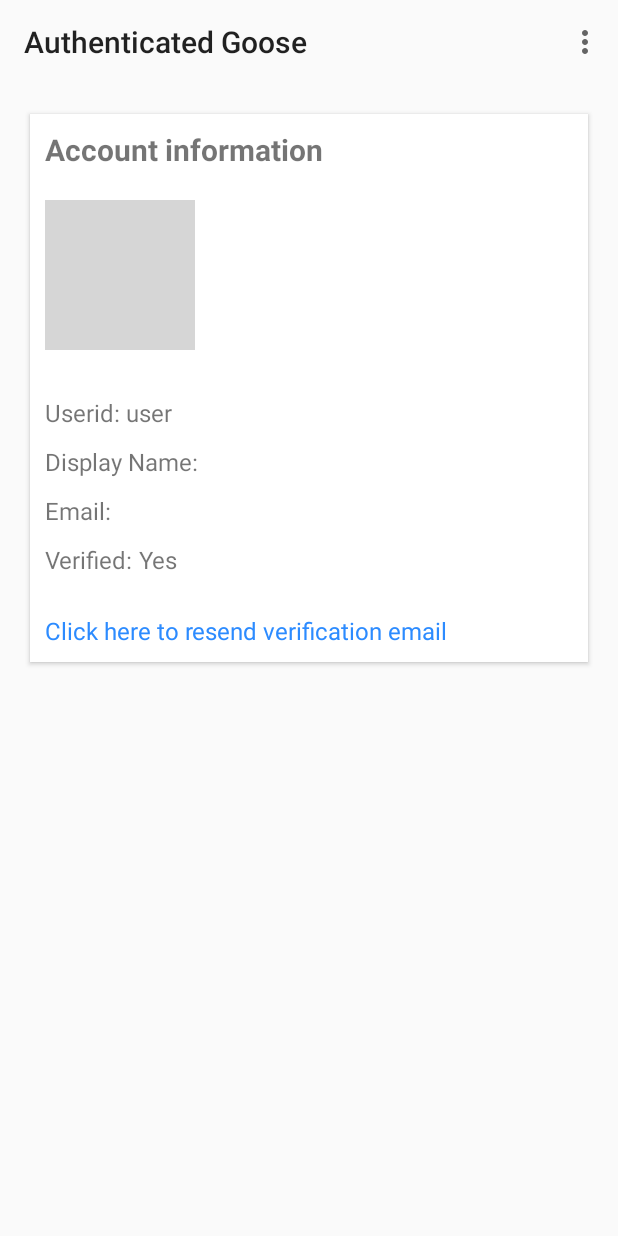
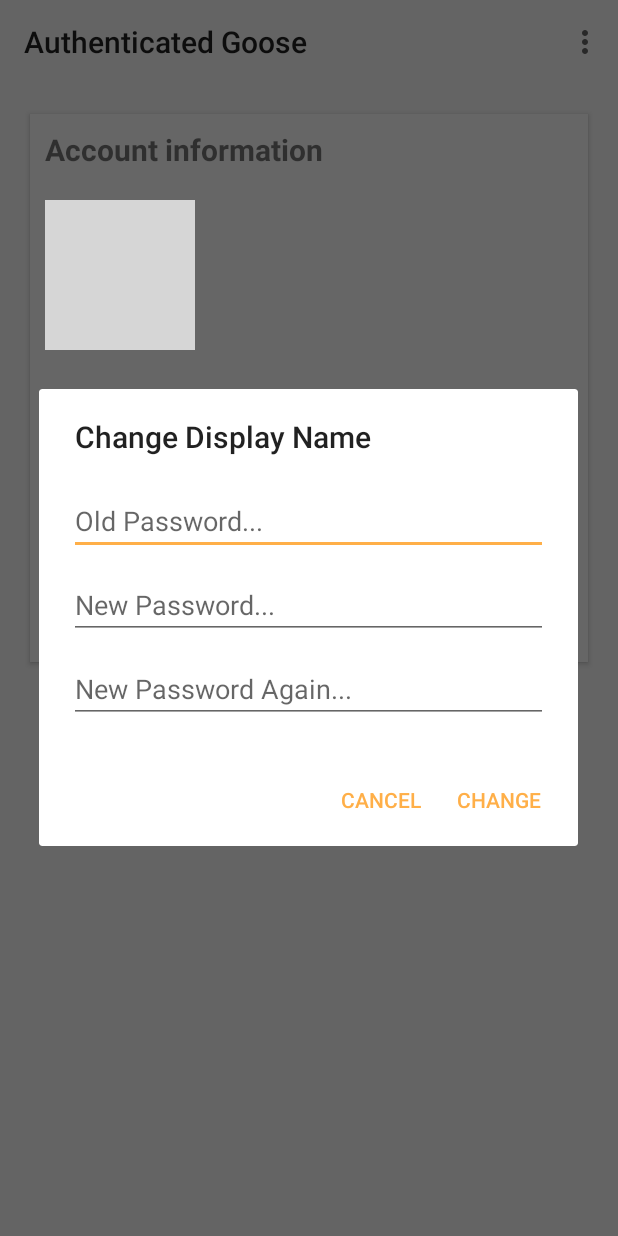
Before and after one commit to frogitecture/Authenticated-Goose, an Android app: the screen it shows after launch once a user with an empty profile is signed in (MainActivity), in the options menu, after a tap on "Change Password", on a phone screen of 412 x 824 dp. Run offline under Robolectric (Android 15) with nearby library versions, the phone set to English and light mode, and no system bars; our stand-ins replace Firebase (no records; nobody signed in at launch, a user with empty details on screens opened directly); grey boxes are pictures that could not be loaded.

Commit message:
implemented the menu options

```diff
--- /dev/null
+++ b/app/src/main/java/com/hallucind/authenticatedgoosetest/DialogFragments/ChangePasswordDialog.java
@@ -0,0 +1,68 @@
+package com.hallucind.authenticatedgoosetest.DialogFragments;
+
+import android.app.Dialog;
+import android.content.Context;
+import android.content.DialogInterface;
+import android.os.Bundle;
+import android.view.LayoutInflater;
+import android.view.View;
+import android.widget.EditText;
+import android.widget.Toast;
+
+import com.hallucind.authenticatedgoosetest.R;
+
+import androidx.appcompat.app.AlertDialog;
+import androidx.fragment.app.DialogFragment;
+
+public class ChangePasswordDialog extends DialogFragment {
+
+    public interface ChangePasswordListener {
+        void onChangePassword(String oldPassword, String newPassword);
+    }
+
+    public ChangePasswordListener listener;
+
+    @Override
+    public Dialog onCreateDialog(Bundle savedInstanceState) {
+        AlertDialog.Builder builder = new AlertDialog.Builder(getActivity());
+
+        LayoutInflater inflater = requireActivity().getLayoutInflater();
+
+        View view = inflater.inflate(R.layout.dialog_change_password, null);
+        final EditText oldPasswordTxt = view.findViewById(R.id.old_password_txt);
+        final EditText newPasswordTxt = view.findViewById(R.id.new_password_txt);
+        final EditText newPasswordAgainTxt = view.findViewById(R.id.new_password_again_txt);
+
+        builder.setView(view)
+                .setTitle("Change Display Name")
+                .setPositiveButton("Change", new DialogInterface.OnClickListener() {
+                    public void onClick(DialogInterface dialog, int id) {
+                        String oldPassword = oldPasswordTxt.getText().toString();
+                        String newPassword = newPasswordTxt.getText().toString();
+                        String newPasswordAgain = newPasswordAgainTxt.getText().toString();
+
+                        if (newPassword.equals(newPasswordAgain)) {
+                            listener.onChangePassword(oldPassword, newPassword);
+                        } else {
+                            Toast.makeText(getActivity(), "Passwords don't match", Toast.LENGTH_LONG).show();
+                        }
+                    }
+                })
+                .setNegativeButton("Cancel", new DialogInterface.OnClickListener() {
+                    public void onClick(DialogInterface dialog, int id) {
+                    }
+                });
+        return builder.create();
+    }
+
+    @Override
+    public void onAttach(Context context) {
+        super.onAttach(context);
+
+        try {
+            listener = (ChangePasswordListener) context;
+        } catch (ClassCastException e) {
+            throw new ClassCastException(getActivity().toString() + " must implement the listener you silly goose");
+        }
+    }
+}
--- a/app/src/main/res/layout/activity_main.xml
+++ b/app/src/main/res/layout/activity_main.xml
@@ -79,7 +79,7 @@
                     android:textSize="16sp" />
 
                 <TextView
-                    android:id="@+id/display_name_txt"
+                    android:id="@+id/edittext"
                     android:layout_width="wrap_content"
                     android:layout_height="wrap_content"
                     android:text="John Doe"
--- /dev/null
+++ b/app/src/main/res/layout/dialog_change_password.xml
@@ -0,0 +1,39 @@
+<?xml version="1.0" encoding="utf-8"?>
+<LinearLayout xmlns:android="http://schemas.android.com/apk/res/android"
+    android:layout_width="wrap_content"
+    android:layout_height="wrap_content"
+    android:orientation="vertical">
+
+    <EditText
+        android:id="@+id/old_password_txt"
+        android:layout_width="match_parent"
+        android:layout_height="wrap_content"
+        android:hint="Old Password..."
+        android:inputType="textPassword"
+        android:layout_marginStart="20dp"
+        android:layout_marginEnd="20dp"
+        android:layout_marginBottom="5dp"
+        android:layout_marginTop="20dp"/>
+
+    <EditText
+        android:id="@+id/new_password_txt"
+        android:layout_width="match_parent"
+        android:layout_height="wrap_content"
+        android:hint="New Password..."
+        android:inputType="textPassword"
+        android:layout_marginTop="5dp"
+        android:layout_marginStart="20dp"
+        android:layout_marginEnd="20dp"
+        android:layout_marginBottom="5dp"/>
+
+    <EditText
+        android:id="@+id/new_password_again_txt"
+        android:layout_width="match_parent"
+        android:layout_height="wrap_content"
+        android:hint="New Password Again..."
+        android:inputType="textPassword"
+        android:layout_marginStart="20dp"
+        android:layout_marginEnd="20dp"
+        android:layout_marginBottom="20dp"
+        android:layout_marginTop="5dp"/>
+</LinearLayout>
--- /dev/null
+++ b/app/src/main/res/values/refs.xml
@@ -0,0 +1,2 @@
+<?xml version="1.0" encoding="utf-8"?>
+<resources></resources>
```
Also changed, not shown: app/src/main/java/com/hallucind/authenticatedgoosetest/DialogFragments/ChangeDisplayNameDialog.java (added, +59 -0 lines), app/src/main/java/com/hallucind/authenticatedgoosetest/DialogFragments/ChangeEmailDialog.java (added, +60 -0 lines), app/src/main/java/com/hallucind/authenticatedgoosetest/DialogFragments/DeleteAccountDialog.java (added, +60 -0 lines), app/src/main/java/com/hallucind/authenticatedgoosetest/MainActivity.java (+109 -4 lines), app/src/main/res/layout/dialog_change_displayname.xml (added, +14 -0 lines), app/src/main/res/layout/dialog_change_email.xml (added, +28 -0 lines), app/src/main/res/layout/dialog_delete_account.xml (added, +14 -0 lines).
